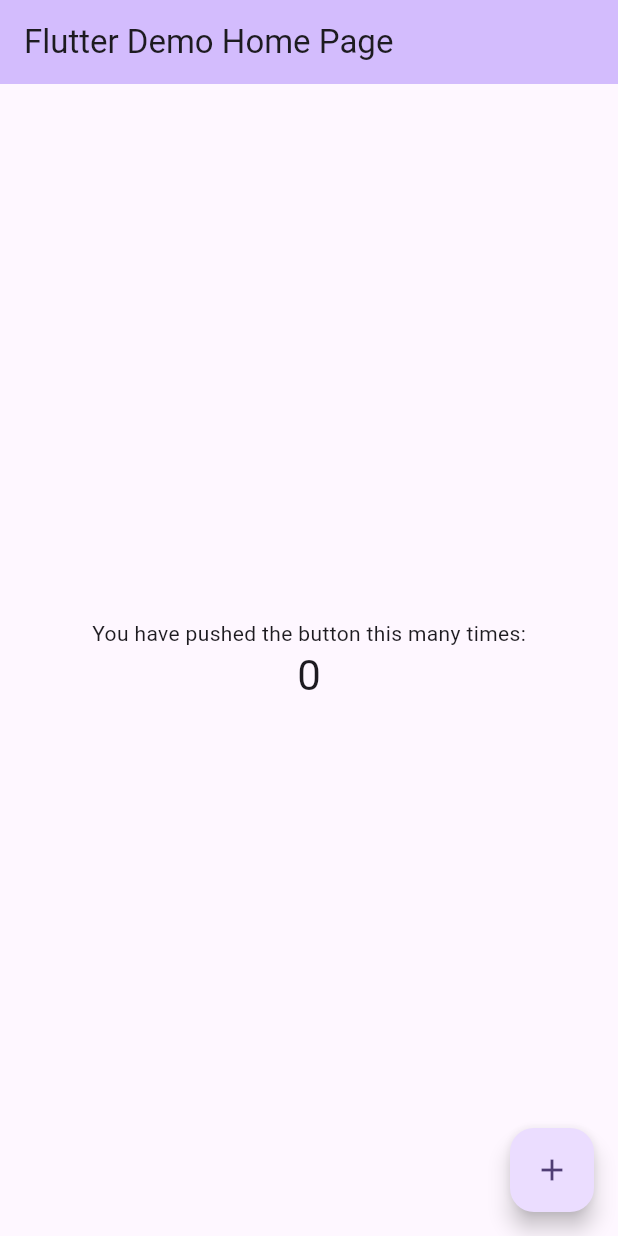
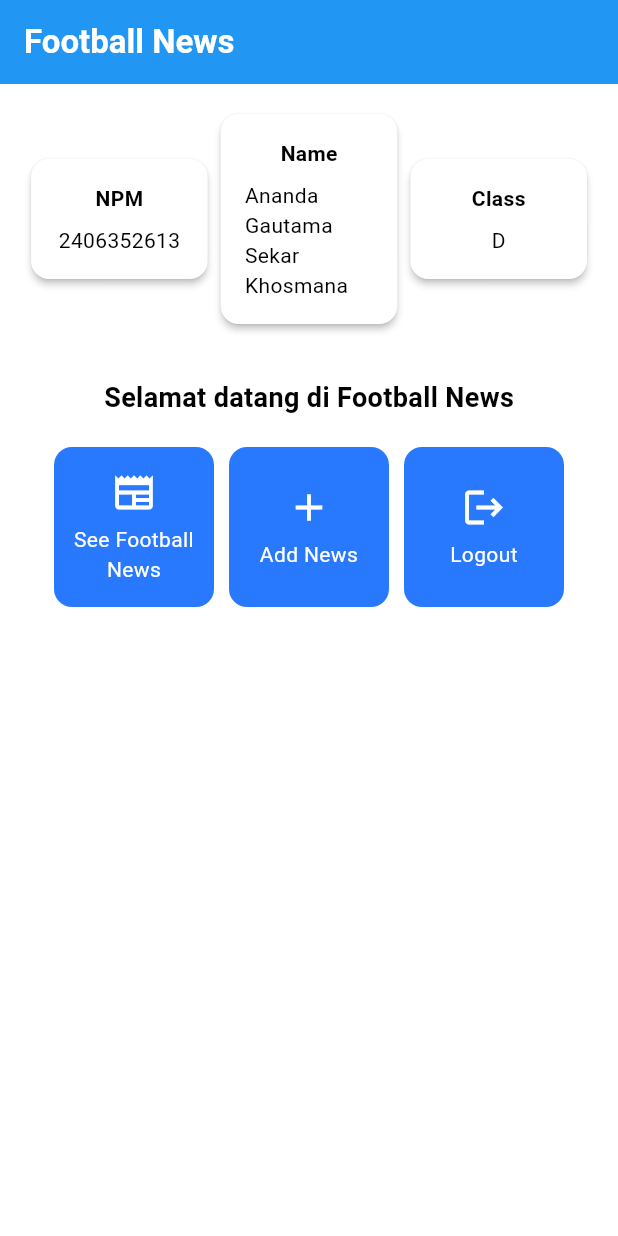
Before and after one commit to anotherbondan/football-news-mobile, a Flutter app: the screen it shows after launch, on a phone screen of 412 x 824 dp. Run offline on Flutter 3.47's test engine with Material 3 defaults, Android fonts, the phone set to English and light mode, and no system bars.

Commit message:
Tutorial 6

```diff
--- a/lib/main.dart
+++ b/lib/main.dart
@@ -1,4 +1,5 @@
 import 'package:flutter/material.dart';
+import 'package:football_news/menu.dart';
 
 void main() {
   runApp(const MyApp());
@@ -28,95 +29,11 @@ class MyApp extends StatelessWidget {
         //
         // This works for code too, not just values: Most code changes can be
         // tested with just a hot reload.
-        colorScheme: ColorScheme.fromSeed(seedColor: Colors.deepPurple),
+        colorScheme: ColorScheme.fromSwatch(
+          primarySwatch: Colors.blue,
+        ).copyWith(secondary: Colors.blueAccent[400]),
       ),
-      home: const MyHomePage(title: 'Flutter Demo Home Page'),
+      home: MyHomePage(),
     );
   }
 }
-
-class MyHomePage extends StatefulWidget {
-  const MyHomePage({super.key, required this.title});
-
-  // This widget is the home page of your application. It is stateful, meaning
-  // that it has a State object (defined below) that contains fields that affect
-  // how it looks.
-
-  // This class is the configuration for the state. It holds the values (in this
-  // case the title) provided by the parent (in this case the App widget) and
-  // used by the build method of the State. Fields in a Widget subclass are
-  // always marked "final".
-
-  final String title;
-
-  @override
-  State<MyHomePage> createState() => _MyHomePageState();
-}
-
-class _MyHomePageState extends State<MyHomePage> {
-  int _counter = 0;
-
-  void _incrementCounter() {
-    setState(() {
-      // This call to setState tells the Flutter framework that something has
-      // changed in this State, which causes it to rerun the build method below
-      // so that the display can reflect the updated values. If we changed
-      // _counter without calling setState(), then the build method would not be
-      // called again, and so nothing would appear to happen.
-      _counter++;
-    });
-  }
-
-  @override
-  Widget build(BuildContext context) {
-    // This method is rerun every time setState is called, for instance as done
-    // by the _incrementCounter method above.
-    //
-    // The Flutter framework has been optimized to make rerunning build methods
-    // fast, so that you can just rebuild anything that needs updating rather
-    // than having to individually change instances of widgets.
-    return Scaffold(
-      appBar: AppBar(
-        // TRY THIS: Try changing the color here to a specific color (to
-        // Colors.amber, perhaps?) and trigger a hot reload to see the AppBar
-        // change color while the other colors stay the same.
-        backgroundColor: Theme.of(context).colorScheme.inversePrimary,
-        // Here we take the value from the MyHomePage object that was created by
-        // the App.build method, and use it to set our appbar title.
-        title: Text(widget.title),
-      ),
-      body: Center(
-        // Center is a layout widget. It takes a single child and positions it
-        // in the middle of the parent.
-        child: Column(
-          // Column is also a layout widget. It takes a list of children and
-          // arranges them vertically. By default, it sizes itself to fit its
-          // children horizontally, and tries to be as tall as its parent.
-          //
-          // Column has various properties to control how it sizes itself and
-          // how it positions its children. Here we use mainAxisAlignment to
-          // center the children vertically; the main axis here is the vertical
-          // axis because Columns are vertical (the cross axis would be
-          // horizontal).
-          //
-          // TRY THIS: Invoke "debug painting" (choose the "Toggle Debug Paint"
-          // action in the IDE, or press "p" in the console), to see the
-          // wireframe for each widget.
-          mainAxisAlignment: MainAxisAlignment.center,
-          children: <Widget>[
-            const Text('You have pushed the button this many times:'),
-            Text(
-              '$_counter',
-              style: Theme.of(context).textTheme.headlineMedium,
-            ),
-          ],
-        ),
-      ),
-      floatingActionButton: FloatingActionButton(
-        onPressed: _incrementCounter,
-        tooltip: 'Increment',
-        child: const Icon(Icons.add),
-      ), // This trailing comma makes auto-formatting nicer for build methods.
-    );
-  }
-}
--- /dev/null
+++ b/lib/menu.dart
@@ -0,0 +1,178 @@
+import 'package:flutter/material.dart';
+
+class MyHomePage extends StatelessWidget {
+  MyHomePage({super.key});
+
+  final String nama = "Ananda Gautama Sekar Khosmana";
+  final String npm = "2406352613";
+  final String kelas = "D";
+  final List<ItemHomepage> items = [
+    ItemHomepage("See Football News", Icons.newspaper),
+    ItemHomepage("Add News", Icons.add),
+    ItemHomepage("Logout", Icons.logout),
+  ];
+  @override
+  Widget build(BuildContext context) {
+    // Scaffold menyediakan struktur dasar halaman dengan AppBar dan body.
+    return Scaffold(
+      // AppBar adalah bagian atas halaman yang menampilkan judul.
+      appBar: AppBar(
+        // Judul aplikasi "Football News" dengan teks putih dan tebal.
+        title: const Text(
+          'Football News',
+          style: TextStyle(color: Colors.white, fontWeight: FontWeight.bold),
+        ),
+        // Warna latar belakang AppBar diambil dari skema warna tema aplikasi.
+        backgroundColor: Theme.of(context).colorScheme.primary,
+      ),
+      // Body halaman dengan padding di sekelilingnya.
+      body: Padding(
+        padding: const EdgeInsets.all(16.0),
+        // Menyusun widget secara vertikal dalam sebuah kolom.
+        child: Column(
+          crossAxisAlignment: CrossAxisAlignment.center,
+          children: [
+            // Row untuk menampilkan 3 InfoCard secara horizontal.
+            Row(
+              mainAxisAlignment: MainAxisAlignment.spaceEvenly,
+              children: [
+                InfoCard(title: 'NPM', content: npm),
+                InfoCard(title: 'Name', content: nama),
+                InfoCard(title: 'Class', content: kelas),
+              ],
+            ),
+
+            // Memberikan jarak vertikal 16 unit.
+            const SizedBox(height: 16.0),
+
+            // Menempatkan widget berikutnya di tengah halaman.
+            Center(
+              child: Column(
+                // Menyusun teks dan grid item secara vertikal.
+                children: [
+                  // Menampilkan teks sambutan dengan gaya tebal dan ukuran 18.
+                  const Padding(
+                    padding: EdgeInsets.only(top: 16.0),
+                    child: Text(
+                      'Selamat datang di Football News',
+                      style: TextStyle(
+                        fontWeight: FontWeight.bold,
+                        fontSize: 18.0,
+                      ),
+                    ),
+                  ),
+
+                  // Grid untuk menampilkan ItemCard dalam bentuk grid 3 kolom.
+                  GridView.count(
+                    primary: true,
+                    padding: const EdgeInsets.all(20),
+                    crossAxisSpacing: 10,
+                    mainAxisSpacing: 10,
+                    crossAxisCount: 3,
+                    // Agar grid menyesuaikan tinggi kontennya.
+                    shrinkWrap: true,
+
+                    // Menampilkan ItemCard untuk setiap item dalam list items.
+                    children: items.map((ItemHomepage item) {
+                      return ItemCard(item);
+                    }).toList(),
+                  ),
+                ],
+              ),
+            ),
+          ],
+        ),
+      ),
+    );
+  }
+}
+
+class InfoCard extends StatelessWidget {
+  // Kartu informasi yang menampilkan title dan content.
+
+  final String title; // Judul kartu.
+  final String content; // Isi kartu.
+
+  const InfoCard({super.key, required this.title, required this.content});
+
+  @override
+  Widget build(BuildContext context) {
+    return Card(
+      // Membuat kotak kartu dengan bayangan dibawahnya.
+      elevation: 2.0,
+      child: Container(
+        // Mengatur ukuran dan jarak di dalam kartu.
+        width:
+            MediaQuery.of(context).size.width /
+            3.5, // menyesuaikan dengan lebar device yang digunakan.
+        padding: const EdgeInsets.all(16.0),
+        // Menyusun title dan content secara vertikal.
+        child: Column(
+          children: [
+            Text(title, style: const TextStyle(fontWeight: FontWeight.bold)),
+            const SizedBox(height: 8.0),
+            Text(content),
+          ],
+        ),
+      ),
+    );
+  }
+}
+
+class ItemHomepage {
+  final String name;
+  final IconData icon;
+
+  ItemHomepage(this.name, this.icon);
+}
+
+class ItemCard extends StatelessWidget {
+  // Menampilkan kartu dengan ikon dan nama.
+
+  final ItemHomepage item;
+
+  const ItemCard(this.item, {super.key});
+
+  @override
+  Widget build(BuildContext context) {
+    return Material(
+      // Menentukan warna latar belakang dari tema aplikasi.
+      color: Theme.of(context).colorScheme.secondary,
+      // Membuat sudut kartu melengkung.
+      borderRadius: BorderRadius.circular(12),
+
+      child: InkWell(
+        // Aksi ketika kartu ditekan.
+        onTap: () {
+          // Menampilkan pesan SnackBar saat kartu ditekan.
+          ScaffoldMessenger.of(context)
+            ..hideCurrentSnackBar()
+            ..showSnackBar(
+              SnackBar(
+                content: Text("Kamu telah menekan tombol ${item.name}!"),
+              ),
+            );
+        },
+        // Container untuk menyimpan Icon dan Text
+        child: Container(
+          padding: const EdgeInsets.all(8),
+          child: Center(
+            child: Column(
+              // Menyusun ikon dan teks di tengah kartu.
+              mainAxisAlignment: MainAxisAlignment.center,
+              children: [
+                Icon(item.icon, color: Colors.white, size: 30.0),
+                const Padding(padding: EdgeInsets.all(3)),
+                Text(
+                  item.name,
+                  textAlign: TextAlign.center,
+                  style: const TextStyle(color: Colors.white),
+                ),
+              ],
+            ),
+          ),
+        ),
+      ),
+    );
+  }
+}
```
